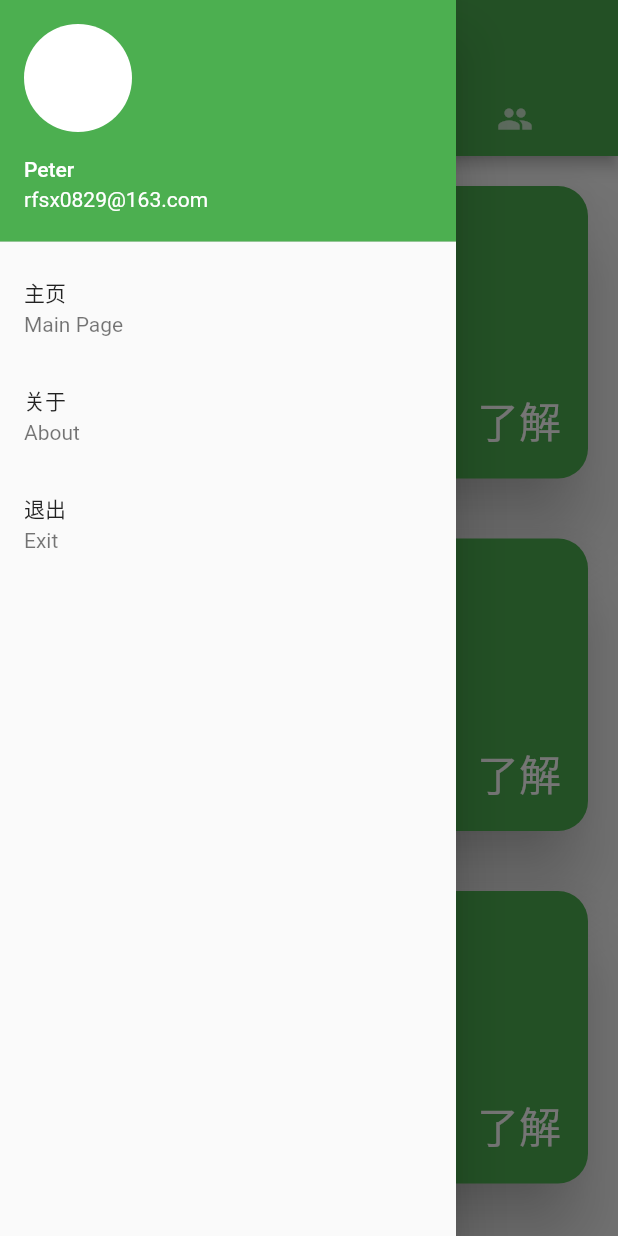
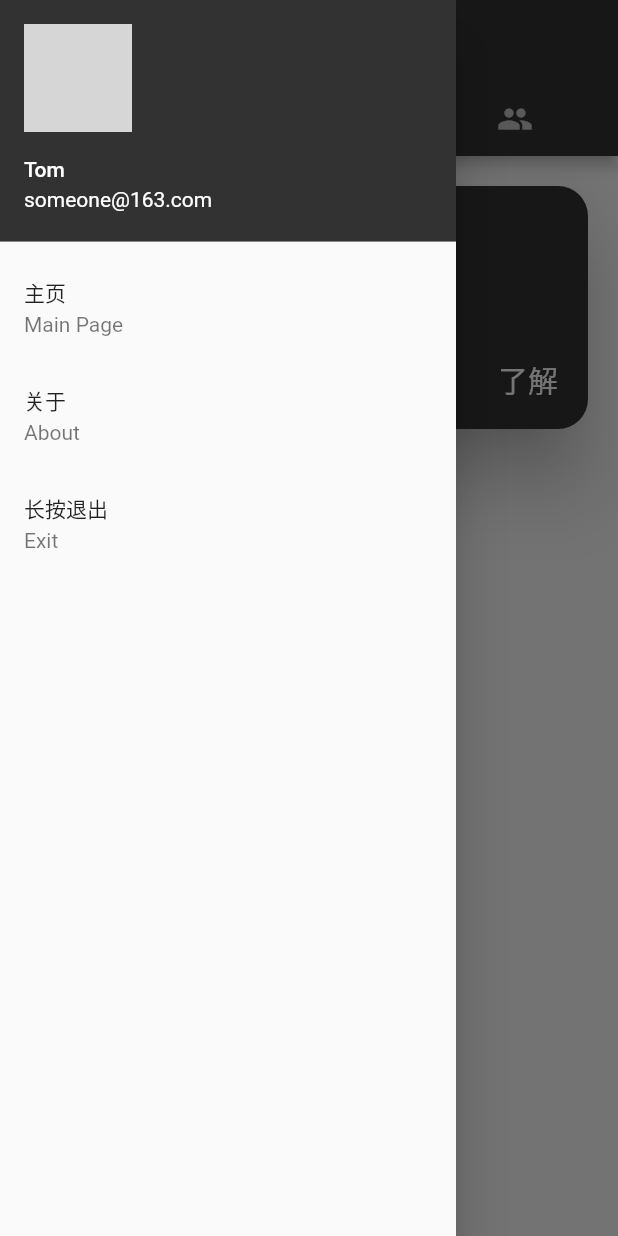
Before and after one commit to rfsx0829/chatroom, a Flutter app: the screen it shows after launch, with the side drawer open, on a phone screen of 412 x 824 dp. Run offline on Flutter 3.47's test engine with Material 2 defaults, Android fonts, the phone set to English and light mode, and no system bars; our stand-ins replace dio; grey boxes are pictures that could not be loaded.

Commit message:
darkgrey

```diff
--- a/app/lib/card/card.dart
+++ b/app/lib/card/card.dart
@@ -1,46 +1,57 @@
 import 'package:flutter/material.dart';
+import 'package:app/constant/color.dart';
 
-class CardFulDefault extends StatefulWidget {
-  const CardFulDefault() : super();
+class CardWidget extends StatefulWidget {
+  const CardWidget({
+    Key key,
+    @required this.cardChild,
+    this.lButtonText,
+    this.lButtonFunc,
+    this.rButtonText,
+    this.rButtonFunc,
+    this.cardColor = ConstantColor.darkgrey,
+    this.elevation = 20.0,
+  }) : super(key: key);
+
+  final Color cardColor;
+  final double elevation;
+  final Widget cardChild;
+
+  final String lButtonText;
+  final lButtonFunc;
+
+  final String rButtonText;
+  final rButtonFunc;
 
   @override
-  State<StatefulWidget> createState() => _CardFulDefault();
+  CardWidgetState createState() => CardWidgetState();
 }
 
-class _CardFulDefault extends State {
+class CardWidgetState extends State<CardWidget> {
   @override
   Widget build(BuildContext context) {
     return Card(
       clipBehavior: Clip.antiAlias,
-      color: Colors.green,
-      elevation: 20.0,
+      color: widget.cardColor,
+      elevation: widget.elevation,
       margin: EdgeInsets.all(20.0),
       semanticContainer: true,
       shape: RoundedRectangleBorder(borderRadius: BorderRadius.circular(20.0)),
       child: Column(
         mainAxisSize: MainAxisSize.min,
         children: <Widget>[
-          const ListTile(
-            leading: Icon(Icons.access_time, color: Colors.white,),
-            title: Text("Hello World", style: TextStyle(color: Colors.white, fontSize: 40.0),),
-            subtitle: Text("Sub Title", style: TextStyle(color: Colors.white, fontSize: 20.0),),
-            contentPadding: EdgeInsets.all(20.0),
-          ),
+          widget.cardChild,
           ButtonTheme.bar(
             child: ButtonBar(
               children: <Widget>[
                 FlatButton(
-                  child: Text("滚粗", style: TextStyle(color: Colors.white, fontSize: 28.0),),
-                  onPressed: () => {
-                    Navigator.of(context).pop()
-                  },
+                  child: Text(widget.lButtonText ?? "滚粗", style: TextStyle(color: Colors.white, fontSize: 20.0),),
+                  onPressed: widget.lButtonFunc,
                   padding: EdgeInsets.all(10.0),
                 ),
                 FlatButton(
-                  child: Text("了解", style: TextStyle(color: Colors.white, fontSize: 28.0),),
-                  onPressed: () => {
-                    Navigator.of(context).pop()
-                  },
+                  child: Text(widget.rButtonText ?? "了解", style: TextStyle(color: Colors.white, fontSize: 20.0),),
+                  onPressed: widget.rButtonFunc,
                   padding: EdgeInsets.all(10.0),
                 )
               ],
--- /dev/null
+++ b/app/lib/constant/color.dart
@@ -0,0 +1,5 @@
+import 'package:flutter/material.dart';
+
+class ConstantColor {
+  static const Color darkgrey = Color(0xFF323232);
+}
--- a/app/lib/drawer/drawer.dart
+++ b/app/lib/drawer/drawer.dart
@@ -1,22 +1,23 @@
 import 'package:flutter/material.dart';
 import 'pages/about.dart';
+import 'header/header.dart';
+import 'dart:io';
 
-class DrawerWidget extends StatelessWidget {
+class DrawerWidget extends StatefulWidget {
+  @override
+  DrawerState createState() => DrawerState();
+}
+
+class DrawerState extends State<DrawerWidget> {
   @override
   Widget build(BuildContext context) {
     return Drawer(
       child: ListView(
         padding: EdgeInsets.all(0.0),
         children: <Widget>[
-          UserAccountsDrawerHeader(
-            decoration: BoxDecoration(
-              color: Colors.green,
-            ),
-            accountName: Text("Peter"),
-            accountEmail: Text("rfsx0829@163.com"),
-            currentAccountPicture: CircleAvatar(
-              backgroundColor: Colors.white,
-            ),
+          UserDrawerHeader(
+            userName: "Tom",
+            userEmail: "someone@163.com",
           ),
           ListTile(
             title: Text("主页"),
@@ -36,8 +37,9 @@ class DrawerWidget extends StatelessWidget {
             },
           ),
           ListTile(
-            title: Text("退出"),
+            title: Text("长按退出"),
             subtitle: Text("Exit"),
+            onLongPress: () => exit(0),
           )
         ],
       )
--- /dev/null
+++ b/app/lib/drawer/header/header.dart
@@ -0,0 +1,32 @@
+import 'package:flutter/material.dart';
+import 'package:app/constant/color.dart';
+
+class UserDrawerHeader extends StatefulWidget {
+  const UserDrawerHeader({
+    Key key,
+    @required this.userName,
+    @required this.userEmail,
+  }) : super(key: key);
+
+  final String userName;
+  final String userEmail;
+
+  @override
+  DrawerHeaderState createState() => DrawerHeaderState();
+}
+
+class DrawerHeaderState extends State<UserDrawerHeader> {
+  @override
+  Widget build(BuildContext context) {
+    return UserAccountsDrawerHeader(
+      decoration: BoxDecoration(
+        color: ConstantColor.darkgrey,
+      ),
+      accountName: Text(widget.userName),
+      accountEmail: Text(widget.userEmail),
+      currentAccountPicture: ClipOval(
+        child: Image.asset("avatar.jpg"),
+      ),
+    );
+  }
+}
--- a/app/lib/main.dart
+++ b/app/lib/main.dart
@@ -1,6 +1,9 @@
 import 'package:flutter/material.dart';
 import 'tabs/chat.dart';
+import 'tabs/room.dart';
+import 'tabs/persons.dart';
 import 'drawer/drawer.dart';
+import 'package:app/constant/color.dart';
 
 void main() => runApp(
   MaterialApp(
@@ -65,12 +68,12 @@ class MyAppState extends State<MyApp> with SingleTickerProviderStateMixin {
       appBar: AppBar(
         title: Text("Hello"),
         bottom: getTabBar(),
-        backgroundColor: Colors.green,
+        backgroundColor: ConstantColor.darkgrey,
       ),
       body: getTabBarView(<StatefulWidget>[
         ChatTab(),
-        ChatTab(),
-        ChatTab(),
+        RoomsTab(),
+        PersonsTab(),
       ]),
       drawer: DrawerWidget(),
     );
--- a/app/lib/tabs/chat.dart
+++ b/app/lib/tabs/chat.dart
@@ -12,9 +12,16 @@ class ChatState extends State<ChatTab> {
     return Column(
       mainAxisSize: MainAxisSize.min,
       children: <Widget>[
-        CardFulDefault(),
-        CardFulDefault(),
-        CardFulDefault(),
+        CardWidget(
+          cardChild: ListTile(
+            title: Text("Hello World", style: TextStyle(color: Colors.white, fontSize: 40.0),),
+            contentPadding: EdgeInsets.all(20.0),
+          ),
+          lButtonText: "酷哦",
+          lButtonFunc: () {
+            print("Hello");
+          },
+        ),
       ],
     );
   }
--- a/app/pubspec.yaml
+++ b/app/pubspec.yaml
@@ -17,6 +17,7 @@ environment:
   sdk: ">=2.1.0 <3.0.0"
 
 dependencies:
+  dio: ^2.1.0
   flutter:
     sdk: flutter
 
@@ -42,7 +43,7 @@ flutter:
 
   # To add assets to your application, add an assets section, like this:
   assets:
-   - a.png
+   - avatar.jpg
 
   # An image asset can refer to one or more resolution-specific "variants", see
   # https://flutter.io/assets-and-images/#resolution-aware.
```
Also changed, not shown: app/lib/drawer/pages/about.dart (+34 -3 lines), app/lib/tools/dio.dart (added, +21 -0 lines), app/assets/avatar.jpg (added), app/pubspec.lock.
